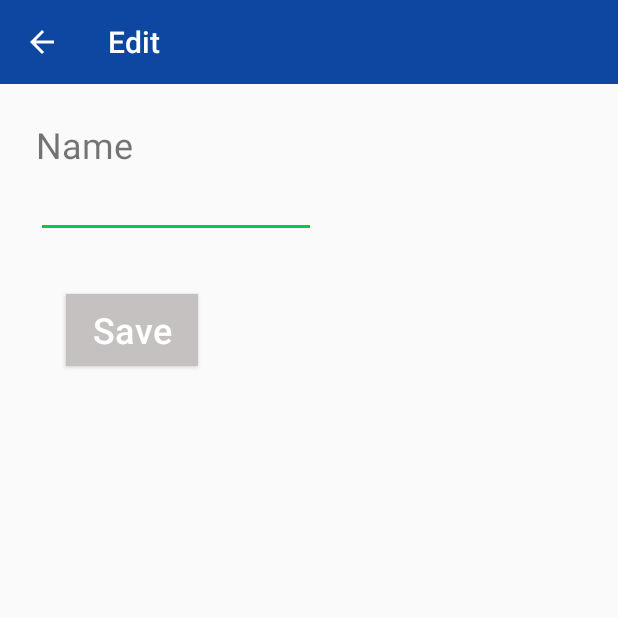
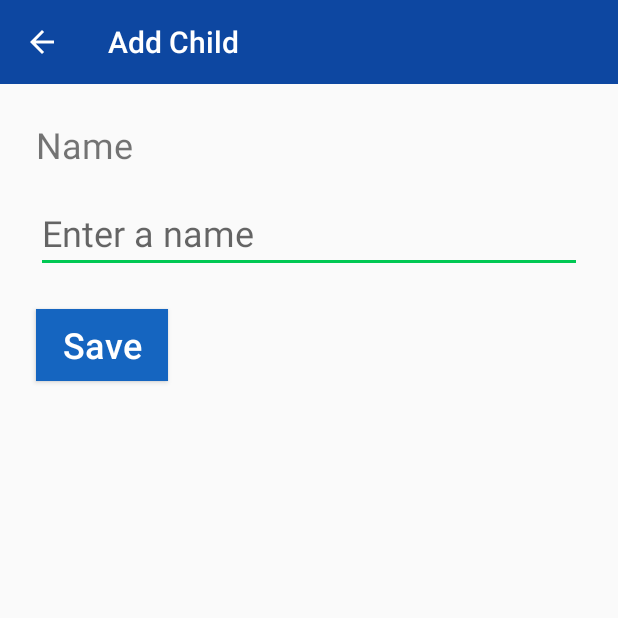
Before and after one commit to ACimensel/Practical-Parent, an Android app: the ChildrenActivity screen opened directly, with no data from a screen before it, after a tap on "Add", on a phone screen of 412 x 824 dp, the top half of it. Run offline under Robolectric (Android 15) with nearby library versions, the phone set to English and light mode, and no system bars.

Commit message:
[swa191] Improve editing children
Improve the layout to work on multiple screen sizes,
auto-fill the child's name and show user a toast
if they don't enter any name.

```diff
--- a/app/build.gradle
+++ b/app/build.gradle
@@ -24,7 +24,7 @@ android {
 
     lintOptions {
         warningsAsErrors true
-        disable 'Overdraw', 'IconLocation', 'IconDuplicates', 'IconMissingDensityFolder', 'AllowBackup', 'LockedOrientationActivity'
+        disable 'Overdraw', 'IconLocation', 'IconDuplicates', 'IconMissingDensityFolder', 'AllowBackup', 'LockedOrientationActivity', 'Autofill'
     }
 
     compileOptions {
--- a/app/src/main/java/ca/cmpt276/flame/ChildEditActivity.java
+++ b/app/src/main/java/ca/cmpt276/flame/ChildEditActivity.java
@@ -3,93 +3,122 @@ package ca.cmpt276.flame;
 import androidx.appcompat.app.AppCompatActivity;
 import androidx.appcompat.widget.Toolbar;
 
-import android.app.Activity;
 import android.content.Context;
 import android.content.Intent;
 import android.os.Bundle;
 import android.view.View;
 import android.widget.Button;
 import android.widget.EditText;
+import android.widget.Toast;
 
+
+import java.util.UUID;
 
 import ca.cmpt276.flame.model.Child;
 import ca.cmpt276.flame.model.ChildrenManager;
 
 /**
- * ChildrenActivity:
+ * ChildEditActivity:
  * Add a new child
  * Rename an existing child
  * Delete a child
  */
 public class ChildEditActivity extends AppCompatActivity {
-    private static Child clickedChild;
+    private static final String EXTRA_CHILD_UUID = "EXTRA_CHILD_UUID";
+    private Child clickedChild;
     private String newName;
-    ChildrenManager childManager = ChildrenManager.getInstance();
+    private final ChildrenManager childrenManager = ChildrenManager.getInstance();
 
     @Override
     protected void onCreate(Bundle savedInstanceState) {
         super.onCreate(savedInstanceState);
         setContentView(R.layout.activity_child_edit);
+        getDataFromIntent();
         setupToolbar();
+        fillChildName();
+        setupSaveButton();
 
         if (clickedChild == null) {
-            setupSaveButton();
             hideDeleteButton();
         } else {
-            setupSaveButton();
             setupDeleteButton();
         }
     }
 
-    protected static Intent makeIntent(Context context, Child child) {
-        clickedChild = child;
-        Intent intent = new Intent(context, ChildEditActivity.class);
-        return intent;
+    private void getDataFromIntent() {
+        String childUuid = getIntent().getStringExtra(EXTRA_CHILD_UUID);
+        if(!childUuid.isEmpty()) {
+            clickedChild = childrenManager.getChild(UUID.fromString(childUuid));
+        }
+    }
+
+    private void setupToolbar() {
+        Toolbar toolbar = findViewById(R.id.toolbar_edit);
+
+        if(clickedChild == null) {
+            toolbar.setTitle(R.string.add_child);
+        } else {
+            toolbar.setTitle(R.string.edit_child);
+        }
+
+        setSupportActionBar(toolbar);
+        toolbar.setNavigationOnClickListener(view -> onBackPressed());
+    }
+
+    private void fillChildName() {
+        if(clickedChild != null) {
+            EditText inputName = findViewById(R.id.childEdit_editTxtChildName);
+            inputName.setText(clickedChild.getName());
+        }
+    }
+
+    private void setupSaveButton() {
+        Button btn = findViewById(R.id.childEdit_btnSave);
+
+        btn.setOnClickListener(v -> {
+            EditText inputName = findViewById(R.id.childEdit_editTxtChildName);
+            newName = inputName.getText().toString();
+
+            if(newName.isEmpty()) {
+                Toast.makeText(this, getString(R.string.child_name_empty_error), Toast.LENGTH_SHORT).show();
+                return;
+            }
+
+            //check if the user leaves the name field empty
+            if (clickedChild != null) {
+                //passing uuid and new name for renaming
+                childrenManager.renameChild(clickedChild.getUuid(), newName);
+            } else {
+                //passing new name for add child
+                childrenManager.addChild(new Child(newName));
+            }
+
+            finish();
+        });
     }
 
     private void hideDeleteButton() {
-        Button btn = findViewById(R.id.button_delete);
+        Button btn = findViewById(R.id.childEdit_btnDelete);
         btn.setVisibility(View.GONE);
     }
 
     private void setupDeleteButton() {
-        Button btn = findViewById(R.id.button_delete);
+        Button btn = findViewById(R.id.childEdit_btnDelete);
         btn.setVisibility(View.VISIBLE);
         btn.setOnClickListener(v -> {
-            childManager.removeChild(clickedChild.getUuid());
-            setResult(Activity.RESULT_OK);
+            childrenManager.removeChild(clickedChild.getUuid());
             finish();
         });
     }
 
+    protected static Intent makeIntent(Context context, Child child) {
+        String childUuid = "";
+        if(child != null) {
+            childUuid = child.getUuid().toString();
+        }
 
-    private void setupSaveButton() {
-        Button btn = findViewById(R.id.button_save);
-        btn.setOnClickListener(v -> {
-            EditText inputName = findViewById(R.id.editText_Name);
-            newName = inputName.getText().toString();
-            Intent intent = new Intent();
-            //check if the user leaves the name field empty
-            System.out.println(newName);
-            if (newName.equals("")) {
-                setResult(Activity.RESULT_CANCELED);
-            } else if (clickedChild != null) {
-                //passing uuid and new name for renaming
-                childManager.renameChild(clickedChild.getUuid(), newName);
-            } else {
-                //passing new name for add child
-                childManager.addChild(new Child(newName));
-            }
-            setResult(Activity.RESULT_OK);
-            finish();
-        });
+        Intent intent = new Intent(context, ChildEditActivity.class);
+        intent.putExtra(EXTRA_CHILD_UUID, childUuid);
+        return intent;
     }
-
-    private void setupToolbar() {
-        Toolbar toolbar = findViewById(R.id.toolbar_edit);
-        toolbar.setTitle(R.string.edit);
-        setSupportActionBar(toolbar);
-        toolbar.setNavigationOnClickListener(view -> onBackPressed());
-    }
-
 }
--- a/app/src/main/java/ca/cmpt276/flame/ChildrenActivity.java
+++ b/app/src/main/java/ca/cmpt276/flame/ChildrenActivity.java
@@ -4,7 +4,6 @@ import androidx.annotation.NonNull;
 import androidx.appcompat.app.AppCompatActivity;
 import androidx.appcompat.widget.Toolbar;
 
-import android.app.Activity;
 import android.content.Context;
 import android.content.Intent;
 import android.os.Bundle;
@@ -24,19 +23,22 @@ import ca.cmpt276.flame.model.ChildrenManager;
  * Users may click an existing child to rename or delete the child
  */
 public class ChildrenActivity extends AppCompatActivity {
-    private ChildrenManager childManager = ChildrenManager.getInstance();
-
+    private final ChildrenManager childrenManager = ChildrenManager.getInstance();
 
     @Override
     protected void onCreate(Bundle savedInstanceState) {
         super.onCreate(savedInstanceState);
         setContentView(R.layout.activity_children);
         setupToolbar();
+    }
+
+    @Override
+    protected void onStart() {
+        super.onStart();
         setupChildrenView();
         setupClickCallBack();
     }
 
-    //setup menu
     @Override
     public boolean onCreateOptionsMenu(Menu menu) {
         getMenuInflater().inflate(R.menu.menu_children_edit, menu);
@@ -46,21 +48,18 @@ public class ChildrenActivity extends AppCompatActivity {
     //setup action_add button
     @Override
     public boolean onOptionsItemSelected(@NonNull MenuItem item) {
-        switch (item.getItemId()) {
-            case R.id.action_add:
-                Intent intent = ChildEditActivity.makeIntent(ChildrenActivity.this, null);
-                startActivityForResult(intent, 2);
-                return true;
-
-            default:
-                return super.onOptionsItemSelected(item);
+        if (item.getItemId() == R.id.menu_action_add) {
+            Intent intent = ChildEditActivity.makeIntent(ChildrenActivity.this, null);
+            startActivity(intent);
+            return true;
         }
+        return super.onOptionsItemSelected(item);
     }
 
     private void setupChildrenView() {
-        ListView list = (ListView) findViewById(R.id.listView_children);
-        ArrayList<Child> children = new ArrayList<Child>();
-        for (Child child : childManager) {
+        ListView list = findViewById(R.id.children_listView);
+        ArrayList<Child> children = new ArrayList<>();
+        for (Child child : childrenManager) {
             children.add(child);
         }
 
@@ -71,16 +70,16 @@ public class ChildrenActivity extends AppCompatActivity {
 
     //setup register click callback for list view
     private void setupClickCallBack() {
-        ListView list = (ListView) findViewById(R.id.listView_children);
+        ListView list = findViewById(R.id.children_listView);
         list.setOnItemClickListener((parent, view, position, id) -> {
-            ArrayList<Child> children = new ArrayList<Child>();
-            for (Child child : childManager) {
+            ArrayList<Child> children = new ArrayList<>();
+            for (Child child : childrenManager) {
                 children.add(child);
             }
             //passing Child information to ChildEditActivity
             Child clickedChild = children.get(position);
             Intent intent = ChildEditActivity.makeIntent(ChildrenActivity.this, clickedChild);
-            startActivityForResult(intent, 1);
+            startActivity(intent);
         });
     }
 
@@ -94,14 +93,4 @@ public class ChildrenActivity extends AppCompatActivity {
     protected static Intent makeIntent(Context context) {
         return new Intent(context, ChildrenActivity.class);
     }
-
-
-    @Override
-    public void onActivityResult(int requestCode, int resultCode, Intent data) {
-        super.onActivityResult(requestCode, resultCode, data);
-        if (resultCode == Activity.RESULT_OK) {
-            //refresh list view
-            setupChildrenView();
-        }
-    }
 }
--- a/app/src/main/res/layout/activity_child_edit.xml
+++ b/app/src/main/res/layout/activity_child_edit.xml
@@ -8,68 +8,52 @@
     tools:context=".ChildEditActivity"
     tools:visibility="visible">
 
+    <include layout="@layout/toolbar"
+        android:id="@+id/toolbar_edit" />
 
     <TextView
-        android:id="@+id/textView_edit"
+        android:id="@+id/childEdit_txtTitle"
         android:layout_width="wrap_content"
         android:layout_height="wrap_content"
         android:layout_marginStart="24dp"
-        android:layout_marginTop="80dp"
-        android:text="Name"
-        android:textSize="24sp"
-        app:layout_constraintStart_toStartOf="parent"
-        app:layout_constraintTop_toTopOf="parent" />
-
-    <include layout="@layout/toolbar"
-        android:id="@+id/toolbar_edit"
-        android:layout_width="match_parent"
-        android:layout_height="wrap_content"
-        android:addStatesFromChildren="false"
-        android:alwaysDrawnWithCache="false"
-        android:animateLayoutChanges="false"
-        android:background="?attr/colorPrimary"
-        android:clipChildren="false"
-        android:minHeight="?attr/actionBarSize"
-        android:theme="?attr/actionBarTheme"
-        app:layout_constraintStart_toStartOf="parent"
-        app:layout_constraintTop_toTopOf="parent"
-        app:navigationIcon="@drawable/back_icon"
-        app:titleTextColor="@android:color/background_light" />
-
-    <EditText
-        android:id="@+id/editText_Name"
-        android:layout_width="wrap_content"
-        android:layout_height="wrap_content"
-        android:layout_marginStart="24dp"
-        android:layout_marginTop="60dp"
-        android:ems="10"
-        android:inputType="textPersonName"
-        app:layout_constraintStart_toStartOf="parent"
-        app:layout_constraintTop_toBottomOf="@+id/toolbar_edit" />
-
-    <Button
-        android:id="@+id/button_save"
-        android:layout_width="wrap_content"
-        android:layout_height="wrap_content"
-        android:layout_marginStart="44dp"
-        android:layout_marginTop="140dp"
-        android:background="#C6C1C1"
-        android:text="Save"
+        android:layout_marginTop="24dp"
+        android:text="@string/name"
         android:textSize="24sp"
         app:layout_constraintStart_toStartOf="parent"
         app:layout_constraintTop_toBottomOf="@+id/toolbar_edit" />
 
+    <EditText
+        android:id="@+id/childEdit_editTxtChildName"
+        android:layout_width="0dp"
+        android:layout_height="wrap_content"
+        android:layout_marginTop="16dp"
+        android:layout_marginEnd="24dp"
+        android:inputType="textPersonName"
+        android:textSize="24sp"
+        android:hint="@string/enter_a_name"
+        app:layout_constraintEnd_toEndOf="parent"
+        app:layout_constraintStart_toStartOf="@+id/childEdit_txtTitle"
+        app:layout_constraintTop_toBottomOf="@+id/childEdit_txtTitle" />
+
     <Button
-        android:id="@+id/button_delete"
+        android:id="@+id/childEdit_btnSave"
         android:layout_width="wrap_content"
         android:layout_height="wrap_content"
-        android:layout_marginStart="268dp"
-        android:layout_marginTop="140dp"
-        android:background="#C6C1C1"
-        android:text="Delete"
+        android:layout_marginTop="24dp"
+        android:text="@string/save"
+        android:textSize="24sp"
+        app:layout_constraintStart_toStartOf="@+id/childEdit_editTxtChildName"
+        app:layout_constraintTop_toBottomOf="@+id/childEdit_editTxtChildName" />
+
+    <Button
+        android:id="@+id/childEdit_btnDelete"
+        android:layout_width="wrap_content"
+        android:layout_height="wrap_content"
+        android:background="@android:color/holo_red_dark"
+        android:text="@string/delete"
         android:textSize="24sp"
         android:visibility="invisible"
-        app:layout_constraintStart_toStartOf="parent"
-        app:layout_constraintTop_toBottomOf="@+id/toolbar_edit"
+        app:layout_constraintEnd_toEndOf="@+id/childEdit_editTxtChildName"
+        app:layout_constraintTop_toTopOf="@+id/childEdit_btnSave"
         tools:visibility="invisible" />
 </androidx.constraintlayout.widget.ConstraintLayout>
--- a/app/src/main/res/layout/list_view_children.xml
+++ b/app/src/main/res/layout/list_view_children.xml
@@ -1,6 +1,6 @@
 <?xml version="1.0" encoding="utf-8"?>
 <TextView xmlns:android="http://schemas.android.com/apk/res/android"
     android:layout_width="match_parent"
-    android:layout_height="match_parent">
-
-</TextView>
+    android:layout_height="match_parent"
+    android:padding="8dp"
+    android:textSize="18sp" />
--- a/app/src/main/res/menu/menu_children_edit.xml
+++ b/app/src/main/res/menu/menu_children_edit.xml
@@ -2,7 +2,7 @@
     xmlns:app="http://schemas.android.com/apk/res-auto">
 
     <item
-        android:id="@+id/action_add"
+        android:id="@+id/menu_action_add"
         android:icon="@android:drawable/ic_menu_add"
         android:title="@string/add"
         app:showAsAction="ifRoom" />
--- a/app/src/main/res/values/strings.xml
+++ b/app/src/main/res/values/strings.xml
@@ -4,6 +4,12 @@
     <string name="timeout">Timeout</string>
     <string name="children">Children</string>
     <string name="about">About</string>
-    <string name="edit">Edit</string>
     <string name="add">Add</string>
+    <string name="child_name_empty_error">Please enter a non-empty name</string>
+    <string name="name">Name</string>
+    <string name="save">Save</string>
+    <string name="delete">Delete</string>
+    <string name="edit_child">Edit Child</string>
+    <string name="add_child">Add Child</string>
+    <string name="enter_a_name">Enter a name</string>
 </resources>
```
Also changed, not shown: app/src/main/res/drawable/ic_baseline_add_24.xml (deleted, +0 -10 lines), app/src/main/res/layout/activity_children.xml (+5 -4 lines).
